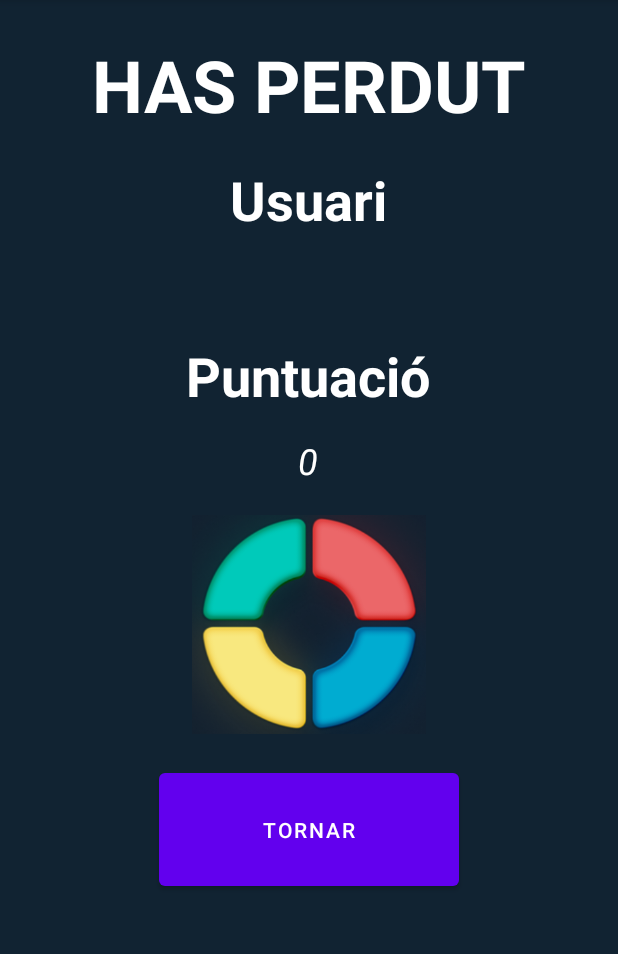
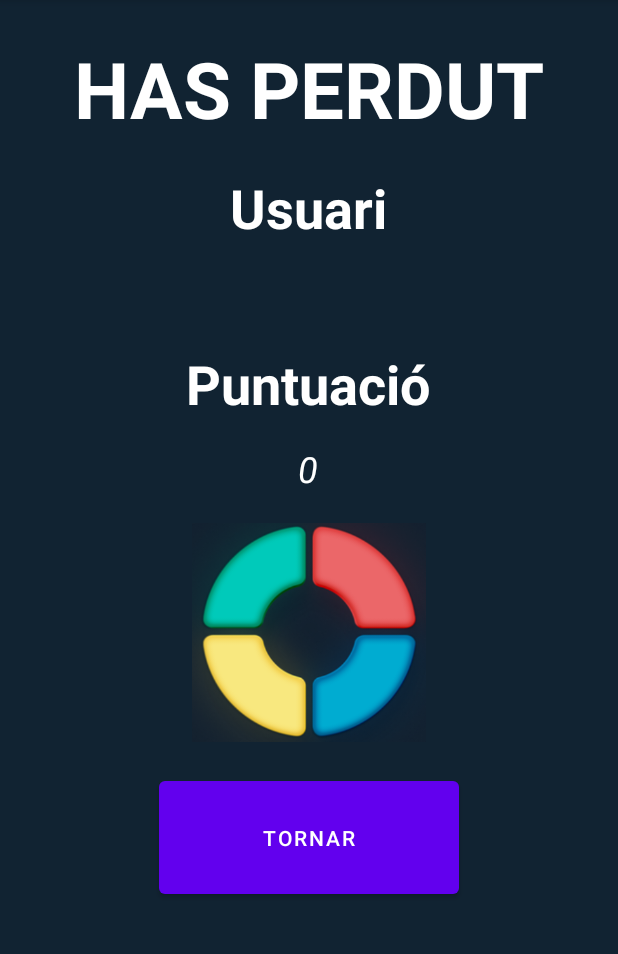
Before and after one commit to AroaBorealus/Projecte_Simon, an Android app: the Final screen opened directly, with no data from a screen before it, on a phone screen of 412 x 824 dp, the part 84-1038 px from its top. Run offline under Robolectric (Android 15) with nearby library versions, the phone set to English and light mode, and no system bars.

Commit message:
temas estilos

```diff
--- a/app/src/main/res/layout/benvinguda.xml
+++ b/app/src/main/res/layout/benvinguda.xml
@@ -4,7 +4,6 @@
     xmlns:tools="http://schemas.android.com/tools"
     android:id="@+id/color"
     android:layout_width="match_parent"
-    android:background="@color/background"
     android:layout_height="match_parent">
 
     <LinearLayout
@@ -23,9 +22,7 @@
             android:layout_width="match_parent"
             android:layout_height="92dp"
             android:text="SIMON"
-            android:textColor="@color/white"
-            android:textAlignment="center"
-            android:textSize="56dp" />
+            style="@style/titols" />
 
         <Space
             android:layout_width="match_parent"
--- a/app/src/main/res/layout/finptd.xml
+++ b/app/src/main/res/layout/finptd.xml
@@ -5,7 +5,6 @@
     xmlns:tools="http://schemas.android.com/tools"
     android:layout_width="match_parent"
     android:layout_height="match_parent"
-    android:background="@color/background"
     >
 
     <LinearLayout
@@ -33,10 +32,7 @@
                 android:layout_height="wrap_content"
                 android:layout_weight="1"
                 android:text="HAS PERDUT"
-                android:textAlignment="center"
-                android:textColor="@color/white"
-                android:textSize="48dp"
-                android:textStyle="bold" />
+                style="@style/titols" />
 
             <Space
                 android:layout_width="wrap_content"
@@ -69,10 +65,7 @@
                     android:layout_height="wrap_content"
                     android:layout_weight="1"
                     android:text="Usuari"
-                    android:textAlignment="center"
-                    android:textColor="@color/white"
-                    android:textSize="36dp"
-                    android:textStyle="bold" />
+                    style="@style/subtitols" />
 
                 <Space
                     android:layout_width="wrap_content"
@@ -99,11 +92,7 @@
                     android:layout_width="wrap_content"
                     android:layout_height="wrap_content"
                     android:layout_weight="1"
-                    android:text="TextView"
-                    android:textAlignment="center"
-                    android:textColor="@color/white"
-                    android:textSize="24dp"
-                    android:textStyle="italic" />
+                    style="@style/valors" />
 
                 <Space
                     android:layout_width="wrap_content"
@@ -137,10 +126,8 @@
                     android:layout_height="wrap_content"
                     android:layout_weight="1"
                     android:text="Puntuació"
-                    android:textAlignment="center"
-                    android:textColor="@color/white"
-                    android:textSize="36dp"
-                    android:textStyle="bold" />
+                    style="@style/subtitols" />
+
 
                 <Space
                     android:layout_width="wrap_content"
@@ -167,11 +154,8 @@
                     android:layout_width="wrap_content"
                     android:layout_height="wrap_content"
                     android:layout_weight="1"
-                    android:text="Punts"
-                    android:textAlignment="center"
-                    android:textColor="@color/white"
-                    android:textSize="24dp"
-                    android:textStyle="italic" />
+                    style="@style/valors" />
+
 
                 <Space
                     android:layout_width="wrap_content"
--- a/app/src/main/res/layout/simon.xml
+++ b/app/src/main/res/layout/simon.xml
@@ -4,7 +4,6 @@
     xmlns:tools="http://schemas.android.com/tools"
     android:layout_width="match_parent"
     android:layout_height="match_parent"
-    android:background="@color/background"
     tools:context=".Simon">
 
 
@@ -67,7 +66,6 @@
                     android:layout_weight="1"
                     android:text="0"
                     android:textAlignment="center"
-                    android:textColor="@color/white"
                     android:textSize="48dp"
                     android:textStyle="bold" />
 
@@ -99,7 +97,6 @@
                     android:layout_height="wrap_content"
                     android:text="BGM"
                     android:textAlignment="viewEnd"
-                    android:textColor="@color/white"
                     android:textSize="24sp"
                     android:textStyle="bold" />
 
--- a/app/src/main/res/values-night/themes.xml
+++ b/app/src/main/res/values-night/themes.xml
@@ -12,5 +12,8 @@
         <!-- Status bar color. -->
         <item name="android:statusBarColor" tools:targetApi="l">?attr/colorPrimaryVariant</item>
         <!-- Customize your theme here. -->
+        <item name="android:windowBackground">@color/background</item>
+        <item name="android:textColor">@color/white</item>
+
     </style>
 </resources>
--- a/app/src/main/res/values/styles.xml
+++ b/app/src/main/res/values/styles.xml
@@ -1,6 +1,22 @@
 <?xml version="1.0" encoding="utf-8"?>
 <resources>
-    <style name="AppTemaSimon" parent="android:Theme.Light">
-        <item name="android:background">@color/background</item>
+    <style name="titols">
+        <item name="android:textAlignment">center</item>
+        <item name="android:textSize">52dp</item>
+        <item name="android:textStyle">bold</item>
     </style>
+
+    <style name="subtitols">
+        <item name="android:textAlignment">center</item>
+        <item name="android:textSize">36dp</item>
+        <item name="android:textStyle">bold</item>
+    </style>
+
+    <style name="valors">
+        <item name="android:textAlignment">center</item>
+        <item name="android:textSize">24dp</item>
+        <item name="android:textStyle">italic</item>
+        <item name="android:text">Default</item>
+    </style>
+
 </resources>
--- a/app/src/main/res/values/themes.xml
+++ b/app/src/main/res/values/themes.xml
@@ -12,5 +12,7 @@
         <!-- Status bar color. -->
         <item name="android:statusBarColor" tools:targetApi="l">?attr/colorPrimaryVariant</item>
         <!-- Customize your theme here. -->
+        <item name="android:windowBackground">@color/background</item>
+        <item name="android:textColor">@color/white</item>
     </style>
 </resources>
```
